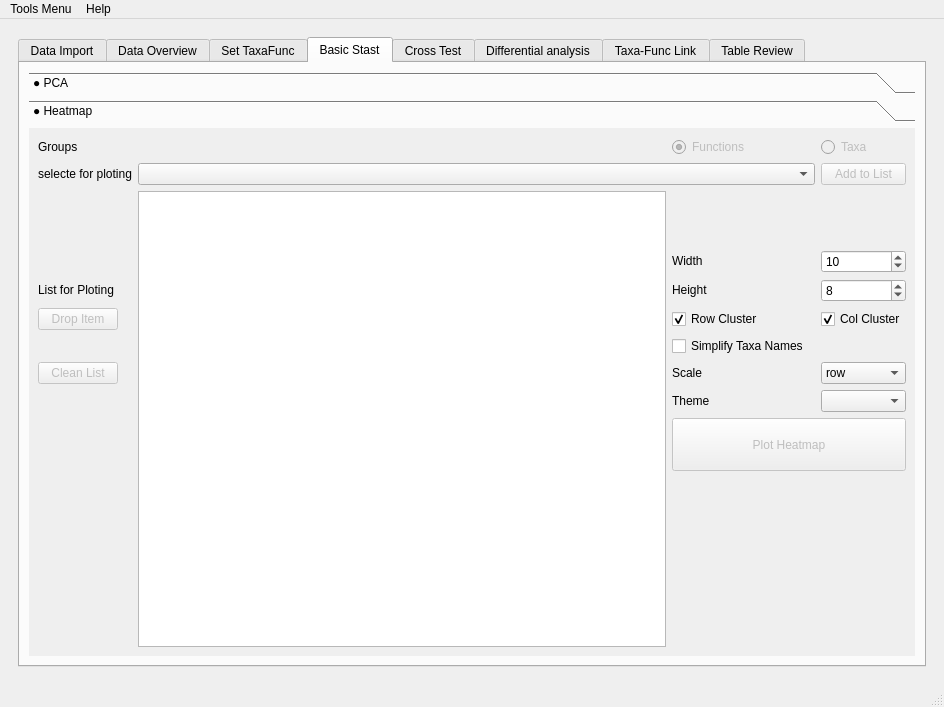
Before: the Qt Designer form utils/MetaX_GUI/MainWindow.ui in byemaxx/MetaX, drawn with Qt 5.
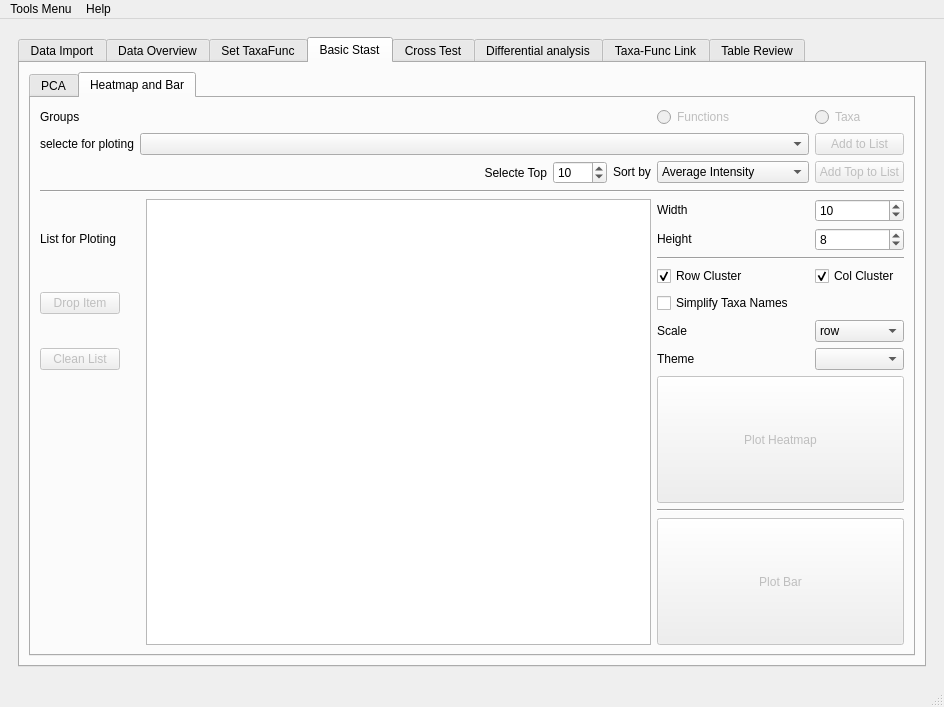
After: the same form once the commit is applied. The open tabs and pages were chosen to show the change.

Commit message: modified:   utils/GUI.py     add bar plot for basic stat     add get top list at basic stat part 	modified:   utils/taxaFuncAnalyzer.py     add a method to get top list 	new file:   utils/taxaFuncPloter/bar_plot_js.py 	deleted:    utils/taxaFuncPloter/line_plot_js.py     change name of line_plot_js.py to bar_plot_js.py     add new parameter to bar_plot_js.py to simplify the taxa name

Patch:
```diff
--- a/utils/MetaX_GUI/MainWindow.ui
+++ b/utils/MetaX_GUI/MainWindow.ui
@@ -686,28 +686,14 @@
             <string>Basic Stast</string>
            </attribute>
            <layout class="QGridLayout" name="gridLayout_8">
-            <item row="0" column="1">
-             <widget class="QToolBox" name="toolBox">
-              <property name="sizePolicy">
-               <sizepolicy hsizetype="Preferred" vsizetype="Expanding">
-                <horstretch>0</horstretch>
-                <verstretch>0</verstretch>
-               </sizepolicy>
-              </property>
+            <item row="0" column="0">
+             <widget class="QTabWidget" name="tabWidget_4">
               <property name="currentIndex">
                <number>0</number>
               </property>
-              <widget class="QWidget" name="page_3">
-               <property name="geometry">
-                <rect>
-                 <x>0</x>
-                 <y>0</y>
-                 <width>884</width>
-                 <height>532</height>
-                </rect>
-               </property>
-               <attribute name="label">
-                <string>● PCA</string>
+              <widget class="QWidget" name="tab_12">
+               <attribute name="title">
+                <string>PCA</string>
                </attribute>
                <layout class="QGridLayout" name="gridLayout_29">
                 <item row="0" column="0">
@@ -774,46 +760,85 @@
                 </item>
                </layout>
               </widget>
-              <widget class="QWidget" name="page_4">
-               <property name="geometry">
-                <rect>
-                 <x>0</x>
-                 <y>0</y>
-                 <width>884</width>
-                 <height>532</height>
-                </rect>
-               </property>
-               <attribute name="label">
-                <string>● Heatmap</string>
+              <widget class="QWidget" name="tab_13">
+               <attribute name="title">
+                <string>Heatmap and Bar</string>
                </attribute>
-               <layout class="QGridLayout" name="gridLayout_30">
-                <item row="0" column="2" colspan="2">
+               <layout class="QGridLayout" name="gridLayout_24">
+                <item row="0" column="0">
+                 <layout class="QGridLayout" name="gridLayout_23">
+                  <item row="10" column="5">
+                   <widget class="QCheckBox" name="checkBox_basic_hetatmap_rename_taxa">
+                    <property name="text">
+                     <string>Simplify Taxa Names</string>
+                    </property>
+                   </widget>
+                  </item>
+                  <item row="11" column="5">
+                   <widget class="QLabel" name="label_31">
+                    <property name="sizePolicy">
+                     <sizepolicy hsizetype="Fixed" vsizetype="Fixed">
+                      <horstretch>0</horstretch>
+                      <verstretch>0</verstretch>
+                     </sizepolicy>
+                    </property>
+                    <property name="text">
+                     <string>Scale</string>
+                    </property>
+                   </widget>
+                  </item>
+                  <item row="7" column="0">
+                   <widget class="QLabel" name="label_34">
+                    <property name="sizePolicy">
+                     <sizepolicy hsizetype="Fixed" vsizetype="Fixed">
+                      <horstretch>0</horstretch>
+                      <verstretch>0</verstretch>
+                     </sizepolicy>
+                    </property>
+                    <property name="text">
+                     <string>List for Ploting</string>
+                    </property>
+                   </widget>
+                  </item>
+                  <item row="0" column="5">
                  <widget class="QRadioButton" name="radioButton_basic_heamap_function">
                   <property name="enabled">
                    <bool>false</bool>
                   </property>
+                    <property name="sizePolicy">
+                     <sizepolicy hsizetype="Fixed" vsizetype="Fixed">
+                      <horstretch>0</horstretch>
+                      <verstretch>0</verstretch>
+                     </sizepolicy>
+                    </property>
                   <property name="text">
                    <string>Functions</string>
                   </property>
-                  <property name="checked">
+                    <property name="checkable">
                    <bool>true</bool>
                   </property>
-                 </widget>
-                </item>
-                <item row="0" column="0">
-                 <widget class="QLabel" name="label_basic_hetatmap_group">
+                    <property name="checked">
+                     <bool>false</bool>
+                    </property>
+                   </widget>
+                  </item>
+                  <item row="2" column="2">
+                   <widget class="QLabel" name="label_67">
                   <property name="sizePolicy">
-                   <sizepolicy hsizetype="Fixed" vsizetype="Fixed">
+                     <sizepolicy hsizetype="Expanding" vsizetype="Preferred">
                     <horstretch>0</horstretch>
                     <verstretch>0</verstretch>
                    </sizepolicy>
                   </property>
                   <property name="text">
-                   <string>Groups</string>
+                     <string>Selecte Top</string>
+                    </property>
+                    <property name="alignment">
+                     <set>Qt::AlignRight|Qt::AlignTrailing|Qt::AlignVCenter</set>
                   </property>
                  </widget>
                 </item>
-                <item row="5" column="6">
+                  <item row="9" column="6">
                  <widget class="QCheckBox" name="checkBox_basic_hetatmap_col_cluster">
                   <property name="text">
                    <string>Col Cluster</string>
@@ -823,108 +848,69 @@
                   </property>
                  </widget>
                 </item>
-                <item row="3" column="2">
-                 <widget class="QLabel" name="label_35">
-                  <property name="sizePolicy">
-                   <sizepolicy hsizetype="Fixed" vsizetype="Fixed">
-                    <horstretch>0</horstretch>
-                    <verstretch>0</verstretch>
-                   </sizepolicy>
-                  </property>
-                  <property name="text">
-                   <string>Width</string>
-                  </property>
-                 </widget>
-                </item>
-                <item row="4" column="2">
-                 <widget class="QLabel" name="label_33">
-                  <property name="sizePolicy">
-                   <sizepolicy hsizetype="Fixed" vsizetype="Fixed">
-                    <horstretch>0</horstretch>
-                    <verstretch>0</verstretch>
-                   </sizepolicy>
-                  </property>
-                  <property name="text">
-                   <string>Height</string>
-                  </property>
-                 </widget>
-                </item>
-                <item row="4" column="6">
-                 <widget class="QSpinBox" name="spinBox_basic_heatmap_height">
-                  <property name="minimum">
-                   <number>1</number>
-                  </property>
-                  <property name="maximum">
-                   <number>200</number>
-                  </property>
-                  <property name="value">
-                   <number>8</number>
-                  </property>
-                 </widget>
-                </item>
-                <item row="7" column="0">
-                 <widget class="QPushButton" name="pushButton_basic_heatmap_clean_list">
+                  <item row="14" column="5" colspan="2">
+                   <widget class="Line" name="line_7">
+                    <property name="orientation">
+                     <enum>Qt::Horizontal</enum>
+                    </property>
+                   </widget>
+                  </item>
+                  <item row="2" column="6">
+                   <widget class="QPushButton" name="pushButton_basic_heatmap_add_top">
                   <property name="enabled">
                    <bool>false</bool>
                   </property>
                   <property name="sizePolicy">
-                   <sizepolicy hsizetype="Fixed" vsizetype="Fixed">
+                     <sizepolicy hsizetype="Preferred" vsizetype="Fixed">
                     <horstretch>0</horstretch>
                     <verstretch>0</verstretch>
                    </sizepolicy>
                   </property>
                   <property name="text">
-                   <string>Clean List</string>
+                     <string>Add Top to List</string>
                   </property>
                  </widget>
                 </item>
-                <item row="8" column="6">
-                 <widget class="QComboBox" name="comboBox_basic_hetatmap_theme"/>
-                </item>
-                <item row="8" column="2">
+                  <item row="12" column="5">
                  <widget class="QLabel" name="label_13">
                   <property name="text">
                    <string>Theme</string>
                   </property>
                  </widget>
                 </item>
-                <item row="9" column="2" colspan="5">
-                 <widget class="QPushButton" name="pushButton_basic_heatmap_plot">
-                  <property name="enabled">
-                   <bool>false</bool>
-                  </property>
-                  <property name="sizePolicy">
-                   <sizepolicy hsizetype="Preferred" vsizetype="Preferred">
-                    <horstretch>0</horstretch>
-                    <verstretch>0</verstretch>
-                   </sizepolicy>
-                  </property>
-                  <property name="text">
-                   <string>Plot Heatmap</string>
+                  <item row="7" column="6">
+                   <widget class="QSpinBox" name="spinBox_basic_heatmap_height">
+                    <property name="minimum">
+                     <number>1</number>
+                    </property>
+                    <property name="maximum">
+                     <number>200</number>
+                    </property>
+                    <property name="value">
+                     <number>8</number>
                   </property>
                  </widget>
                 </item>
-                <item row="1" column="1" colspan="5">
-                 <widget class="QComboBox" name="comboBox_basic_heatmap_selection_list">
+                  <item row="2" column="3">
+                   <widget class="QSpinBox" name="spinBox_basic_heatmap_top_num">
                   <property name="sizePolicy">
-                   <sizepolicy hsizetype="MinimumExpanding" vsizetype="Fixed">
+                     <sizepolicy hsizetype="Preferred" vsizetype="Fixed">
                     <horstretch>0</horstretch>
                     <verstretch>0</verstretch>
                    </sizepolicy>
                   </property>
-                 </widget>
-                </item>
-                <item row="1" column="6">
-                 <widget class="QPushButton" name="pushButton_basic_heatmap_add">
-                  <property name="enabled">
-                   <bool>false</bool>
-                  </property>
-                  <property name="text">
-                   <string>Add to List</string>
-                  </property>
-                 </widget>
-                </item>
-                <item row="5" column="2">
+                    <property name="minimum">
+                     <number>1</number>
+                    </property>
+                    <property name="maximum">
+                     <number>9999</number>
+                    </property>
+                    <property name="value">
+                     <number>10</number>
+                    </property>
+                   </widget>
+                  </item>
+                  <item row="9" column="5">
                  <widget class="QCheckBox" name="checkBox_basic_hetatmap_row_cluster">
                   <property name="text">
                    <string>Row Cluster</string>
@@ -941,8 +927,8 @@
                   </property>
                  </widget>
                 </item>
-                <item row="4" column="0">
-                 <widget class="QLabel" name="label_34">
+                  <item row="6" column="5">
+                   <widget class="QLabel" name="label_35">
                   <property name="sizePolicy">
                    <sizepolicy hsizetype="Fixed" vsizetype="Fixed">
                     <horstretch>0</horstretch>
@@ -950,21 +936,95 @@
                    </sizepolicy>
                   </property>
                   <property name="text">
-                   <string>List for Ploting</string>
+                     <string>Width</string>
                   </property>
                  </widget>
                 </item>
-                <item row="0" column="6">
-                 <widget class="QRadioButton" name="radioButton_basic_heatmap_taxa">
+                  <item row="1" column="6">
+                   <widget class="QPushButton" name="pushButton_basic_heatmap_add">
                   <property name="enabled">
                    <bool>false</bool>
                   </property>
+                    <property name="sizePolicy">
+                     <sizepolicy hsizetype="Preferred" vsizetype="Fixed">
+                      <horstretch>0</horstretch>
+                      <verstretch>0</verstretch>
+                     </sizepolicy>
+                    </property>
                   <property name="text">
-                   <string>Taxa</string>
+                     <string>Add to List</string>
                   </property>
                  </widget>
                 </item>
-                <item row="3" column="6">
+                  <item row="0" column="1" colspan="2">
+                   <layout class="QVBoxLayout" name="verticalLayout_basic_heatmap_group"/>
+                  </item>
+                  <item row="2" column="5">
+                   <widget class="QComboBox" name="comboBox_basic_heatmap_top_by">
+                    <item>
+                     <property name="text">
+                      <string>Average Intensity</string>
+                     </property>
+                    </item>
+                    <item>
+                     <property name="text">
+                      <string>Total Intensity</string>
+                     </property>
+                    </item>
+                    <item>
+                     <property name="text">
+                      <string>Frequency in Samples</string>
+                     </property>
+                    </item>
+                    <item>
+                     <property name="text">
+                      <string>ANOVA(p-value)</string>
+                     </property>
+                    </item>
+                    <item>
+                     <property name="text">
+                      <string>ANOVA(f-statistic)</string>
+                     </property>
+                    </item>
+                    <item>
+                     <property name="text">
+                      <string>T-TEST(p-value)</string>
+                     </property>
+                    </item>
+                    <item>
+                     <property name="text">
+                      <string>T-TEST(t-statistic)</string>
+                     </property>
+                    </item>
+                   </widget>
+                  </item>
+                  <item row="0" column="0">
+                   <widget class="QLabel" name="label_basic_hetatmap_group">
+                    <property name="sizePolicy">
+                     <sizepolicy hsizetype="Fixed" vsizetype="Fixed">
+                      <horstretch>0</horstretch>
+                      <verstretch>0</verstretch>
+                     </sizepolicy>
+                    </property>
+                    <property name="text">
+                     <string>Groups</string>
+                    </property>
+                   </widget>
+                  </item>
+                  <item row="7" column="5">
+                   <widget class="QLabel" name="label_33">
+                    <property name="sizePolicy">
+                     <sizepolicy hsizetype="Fixed" vsizetype="Fixed">
+                      <horstretch>0</horstretch>
+                      <verstretch>0</verstretch>
+                     </sizepolicy>
+                    </property>
+                    <property name="text">
+                     <string>Height</string>
+                    </property>
+                   </widget>
+                  </item>
+                  <item row="6" column="6">
                  <widget class="QSpinBox" name="spinBox_basic_heatmap_width">
                   <property name="minimum">
                    <number>1</number>
@@ -977,8 +1037,8 @@
                   </property>
                  </widget>
                 </item>
-                <item row="7" column="2">
-                 <widget class="QLabel" name="label_31">
+                  <item row="2" column="4">
+                   <widget class="QLabel" name="label_68">
                   <property name="sizePolicy">
                    <sizepolicy hsizetype="Fixed" vsizetype="Fixed">
                     <horstretch>0</horstretch>
@@ -986,21 +1046,79 @@
                    </sizepolicy>
                   </property>
                   <property name="text">
-                   <string>Scale</string>
+                     <string>Sort by</string>
                   </property>
                  </widget>
                 </item>
-                <item row="2" column="1" rowspan="11">
-                 <widget class="QListWidget" name="listWidget_list_for_ploting">
+                  <item row="12" column="6">
+                   <widget class="QComboBox" name="comboBox_basic_hetatmap_theme"/>
+                  </item>
+                  <item row="0" column="6">
+                   <widget class="QRadioButton" name="radioButton_basic_heatmap_taxa">
+                    <property name="enabled">
+                     <bool>false</bool>
+                    </property>
+                    <property name="text">
+                     <string>Taxa</string>
+                    </property>
+                   </widget>
+                  </item>
+                  <item row="8" column="5" colspan="2">
+                   <widget class="Line" name="line_6">
+                    <property name="orientation">
+                     <enum>Qt::Horizontal</enum>
+                    </property>
+                   </widget>
+                  </item>
+                  <item row="11" column="6">
+                   <widget class="QComboBox" name="comboBox_basic_hetatmap_scale">
                   <property name="sizePolicy">
-                   <sizepolicy hsizetype="Expanding" vsizetype="Preferred">
+                     <sizepolicy hsizetype="Preferred" vsizetype="Fixed">
                     <horstretch>0</horstretch>
                     <verstretch>0</verstretch>
                    </sizepolicy>
                   </property>
-                 </widget>
-                </item>
-                <item row="5" column="0">
+                    <item>
+                     <property name="text">
+                      <string>row</string>
+                     </property>
+                    </item>
+                    <item>
+                     <property name="text">
+                      <string>column</string>
+                     </property>
+                    </item>
+                    <item>
+                     <property name="text">
+                      <string>None</string>
+                     </property>
+                    </item>
+                   </widget>
+                  </item>
+                  <item row="3" column="0" colspan="7">
+                   <widget class="Line" name="line_8">
+                    <property name="orientation">
+                     <enum>Qt::Horizontal</enum>
+                    </property>
+                   </widget>
+                  </item>
+                  <item row="1" column="1" colspan="5">
+                   <widget class="QComboBox" name="comboBox_basic_heatmap_selection_list">
+                    <property name="sizePolicy">
+                     <sizepolicy hsizetype="Preferred" vsizetype="Fixed">
+                      <horstretch>0</horstretch>
+                      <verstretch>0</verstretch>
+                     </sizepolicy>
+                    </property>
+                    <property name="minimumSize">
+                     <size>
+                      <width>650</width>
+                      <height>0</height>
+                     </size>
+                    </property>
+                   </widget>
+                  </item>
+                  <item row="10" column="0">
                  <widget class="QPushButton" name="pushButton_basic_heatmap_drop_item">
                   <property name="enabled">
                    <bool>false</bool>
@@ -1016,40 +1134,65 @@
                   </property>
                  </widget>
                 </item>
-                <item row="0" column="1">
-                 <layout class="QVBoxLayout" name="verticalLayout_basic_heatmap_group"/>
-                </item>
-                <item row="7" column="6">
-                 <widget class="QComboBox" name="comboBox_basic_hetatmap_scale">
+                  <item row="12" column="0">
+                   <widget class="QPushButton" name="pushButton_basic_heatmap_clean_list">
+                    <property name="enabled">
+                     <bool>false</bool>
+                    </property>
                   <property name="sizePolicy">
-                   <sizepolicy hsizetype="Preferred" vsizetype="Fixed">
+                     <sizepolicy hsizetype="Fixed" vsizetype="Fixed">
                     <horstretch>0</horstretch>
                     <verstretch>0</verstretch>
                    </sizepolicy>
                   </property>
-                  <item>
                    <property name="text">
-                    <string>row</string>
-                   </property>
+                     <string>Clean List</string>
+                    </property>
+                   </widget>
                   </item>
-                  <item>
-                   <property name="text">
-                    <string>column</string>
-                   </property>
+                  <item row="6" column="2" rowspan="10" colspan="3">
+                   <widget class="QListWidget" name="listWidget_list_for_ploting">
+                    <property name="sizePolicy">
+                     <sizepolicy hsizetype="Preferred" vsizetype="Preferred">
+                      <horstretch>0</horstretch>
+                      <verstretch>0</verstretch>
+                     </sizepolicy>
+                    </property>
+                   </widget>
                   </item>
-                  <item>
+                  <item row="13" column="5" colspan="2">
+                   <widget class="QPushButton" name="pushButton_basic_heatmap_plot">
+                    <property name="enabled">
+                     <bool>false</bool>
+                    </property>
+                    <property name="sizePolicy">
+                     <sizepolicy hsizetype="Preferred" vsizetype="Preferred">
+                      <horstretch>0</horstretch>
+                      <verstretch>0</verstretch>
+                     </sizepolicy>
+                    </property>
                    <property name="text">
-                    <string>None</string>
-                   </property>
-                  </item>
-                 </widget>
-                </item>
-                <item row="6" column="2" colspan="3">
-                 <widget class="QCheckBox" name="checkBox_basic_hetatmap_rename_taxa">
+                     <string>Plot Heatmap</string>
+                    </property>
+                   </widget>
+                  </item>
+                  <item row="15" column="5" colspan="2">
+                   <widget class="QPushButton" name="pushButton_basic_bar_plot">
+                    <property name="enabled">
+                     <bool>false</bool>
+                    </property>
+                    <property name="sizePolicy">
+                     <sizepolicy hsizetype="Preferred" vsizetype="Preferred">
+                      <horstretch>0</horstretch>
+                      <verstretch>0</verstretch>
+                     </sizepolicy>
+                    </property>
                   <property name="text">
-                   <string>Simplify Taxa Names</string>
-                  </property>
-                 </widget>
+                     <string>Plot Bar</string>
+                    </property>
+                   </widget>
+                  </item>
+                 </layout>
                 </item>
                </layout>
               </widget>
```
Left out of the diff: 36 changed lines with no effect on the pictures. Lines whose indentation alone changed are shown as unchanged. The commit also changes 9 other files.
